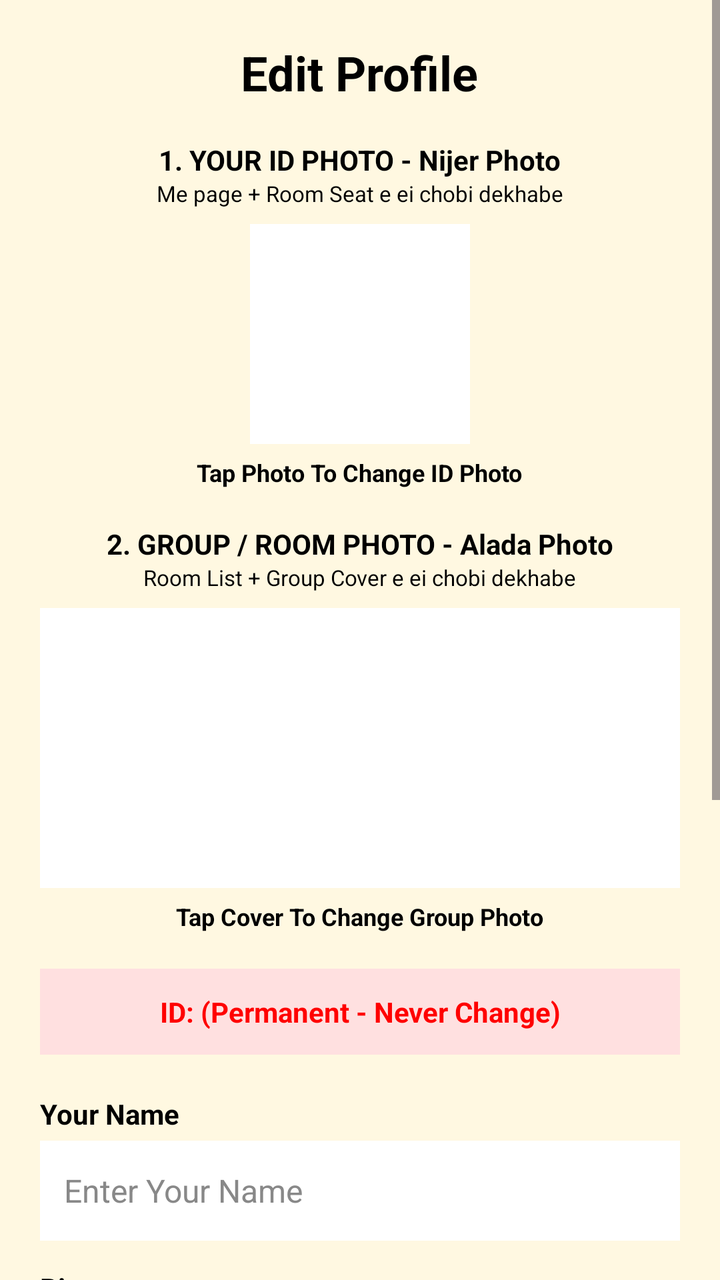
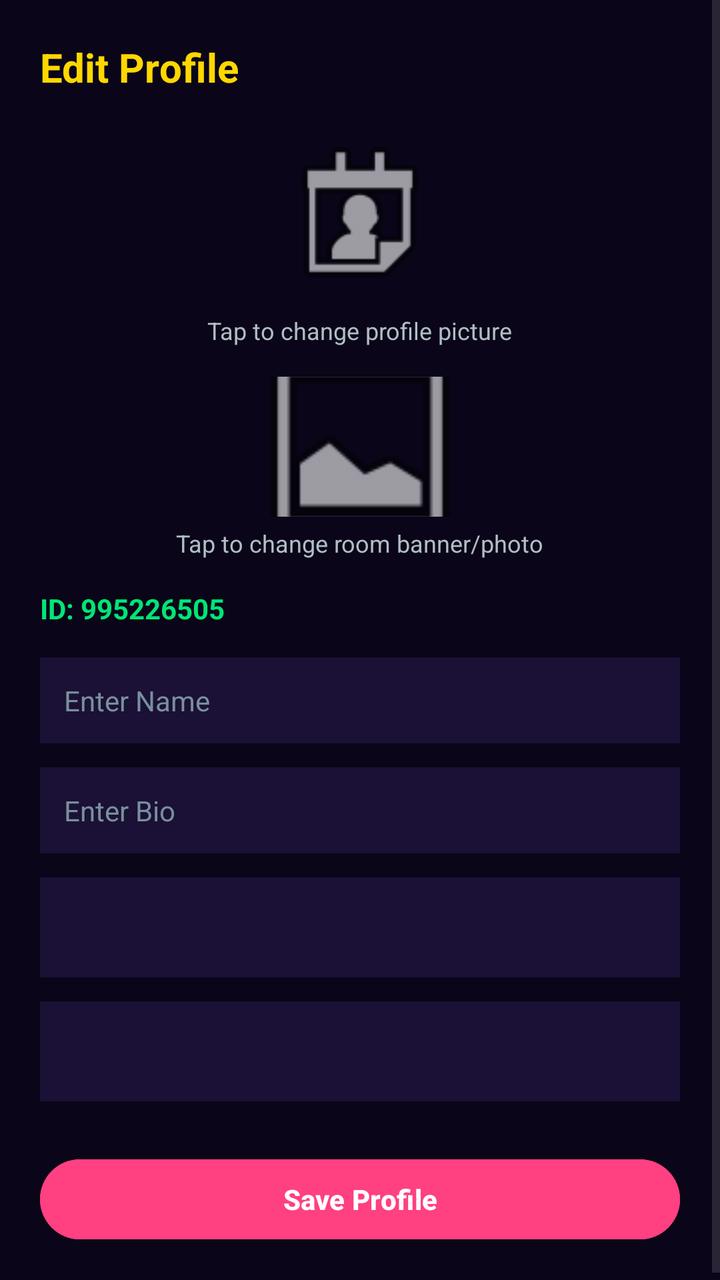

Compare the two renders of this Android layout. The source of the first and the diff that turns it into the second are given below.
<!-- AndroidManifest.xml: activity theme Theme.SRVoiceChat -->
<!-- res/layout/activity_edit_profile.xml -->
<?xml version="1.0" encoding="utf-8"?>
<ScrollView xmlns:android="http://schemas.android.com/apk/res/android"
android:layout_width="match_parent"
android:layout_height="match_parent"
android:background="#FFF8E1"
android:fillViewport="true">
<LinearLayout
android:layout_width="match_parent"
android:layout_height="wrap_content"
android:orientation="vertical"
android:padding="20dp">
<TextView
android:layout_width="wrap_content"
android:layout_height="wrap_content"
android:text="Edit Profile"
android:textSize="24sp"
android:textStyle="bold"
android:textColor="#000000"
android:layout_gravity="center"
android:layout_marginBottom="18dp" />
<TextView
android:layout_width="wrap_content"
android:layout_height="wrap_content"
android:text="1. YOUR ID PHOTO - Nijer Photo"
android:textSize="14sp"
android:textStyle="bold"
android:textColor="#000000"
android:layout_gravity="center" />
<TextView
android:layout_width="wrap_content"
android:layout_height="wrap_content"
android:text="Me page + Room Seat e ei chobi dekhabe"
android:textSize="11sp"
android:textColor="#000000"
android:layout_gravity="center"
android:layout_marginBottom="8dp" />
<ImageView
android:id="@+id/imgEditAvatar"
android:layout_width="110dp"
android:layout_height="110dp"
android:src="@android:drawable/sym_def_app_icon"
android:background="#FFFFFF"
android:layout_gravity="center" />
<TextView
android:layout_width="wrap_content"
android:layout_height="wrap_content"
android:text="Tap Photo To Change ID Photo"
android:textSize="12sp"
android:textStyle="bold"
android:textColor="#000000"
android:layout_gravity="center"
android:layout_marginTop="6dp"
android:layout_marginBottom="18dp" />
<TextView
android:layout_width="wrap_content"
android:layout_height="wrap_content"
android:text="2. GROUP / ROOM PHOTO - Alada Photo"
android:textSize="14sp"
android:textStyle="bold"
android:textColor="#000000"
android:layout_gravity="center" />
<TextView
android:layout_width="wrap_content"
android:layout_height="wrap_content"
android:text="Room List + Group Cover e ei chobi dekhabe"
android:textSize="11sp"
android:textColor="#000000"
android:layout_gravity="center"
android:layout_marginBottom="8dp" />
<ImageView
android:id="@+id/imgRoomPhoto"
android:layout_width="match_parent"
android:layout_height="140dp"
android:src="@android:drawable/sym_def_app_icon"
android:background="#FFFFFF"
android:scaleType="centerCrop" />
<TextView
android:layout_width="wrap_content"
android:layout_height="wrap_content"
android:text="Tap Cover To Change Group Photo"
android:textSize="12sp"
android:textStyle="bold"
android:textColor="#000000"
android:layout_gravity="center"
android:layout_marginTop="6dp"
android:layout_marginBottom="18dp" />
<TextView
android:id="@+id/txtShowId"
android:layout_width="match_parent"
android:layout_height="wrap_content"
android:text="ID: (Permanent - Never Change)"
android:textSize="14sp"
android:textStyle="bold"
android:textColor="#FF0000"
android:background="#FFE0E0"
android:padding="12dp"
android:gravity="center"
android:layout_marginBottom="20dp" />
<TextView
android:layout_width="wrap_content"
android:layout_height="wrap_content"
android:text="Your Name"
android:textSize="14sp"
android:textStyle="bold"
android:textColor="#000000" />
<EditText
android:id="@+id/edtName"
android:layout_width="match_parent"
android:layout_height="50dp"
android:hint="Enter Your Name"
android:textColor="#000000"
android:textColorHint="#888888"
android:textSize="16sp"
android:background="#FFFFFF"
android:padding="12dp"
android:layout_marginTop="4dp"
android:layout_marginBottom="14dp" />
<TextView
android:layout_width="wrap_content"
android:layout_height="wrap_content"
android:text="Bio"
android:textSize="14sp"
android:textStyle="bold"
android:textColor="#000000" />
<EditText
android:id="@+id/edtBio"
android:layout_width="match_parent"
android:layout_height="60dp"
android:hint="Ex: I love music and friends"
android:textColor="#000000"
android:textColorHint="#888888"
android:textSize="16sp"
android:background="#FFFFFF"
android:padding="12dp"
android:layout_marginTop="4dp"
android:layout_marginBottom="14dp" />
<TextView
android:layout_width="wrap_content"
android:layout_height="wrap_content"
android:text="Country / Location"
android:textSize="14sp"
android:textStyle="bold"
android:textColor="#000000" />
<Spinner
android:id="@+id/spinnerCountry"
android:layout_width="match_parent"
android:layout_height="50dp"
android:background="#FFFFFF"
android:layout_marginTop="4dp"
android:layout_marginBottom="14dp" />
<TextView
android:layout_width="wrap_content"
android:layout_height="wrap_content"
android:text="Gender"
android:textSize="14sp"
android:textStyle="bold"
android:textColor="#000000" />
<Spinner
android:id="@+id/spinnerGender"
android:layout_width="match_parent"
android:layout_height="50dp"
android:background="#FFFFFF"
android:layout_marginTop="4dp"
android:layout_marginBottom="20dp" />
<Button
android:id="@+id/btnSaveProfile"
android:layout_width="match_parent"
android:layout_height="55dp"
android:text="Save Profile - 1 Bar e Hobe"
android:textColor="#FFFFFF"
android:background="#FF4081"
android:textStyle="bold"
android:textSize="16sp" />
<TextView
android:layout_width="wrap_content"
android:layout_height="wrap_content"
android:text="Note: ID, Coins, Dollars never change. ID Photo ar Group Photo alada alada thakbe."
android:textSize="11sp"
android:textColor="#000000"
android:layout_gravity="center"
android:layout_marginTop="10dp" />
</LinearLayout>
</ScrollView>
<!-- resources referenced by this layout -->
<resources>
  <style name="Theme.SRVoiceChat" parent="Theme.Material3.DayNight.NoActionBar">
          <item name="colorPrimary">#FF4081</item>
          <item name="android:statusBarColor">#FF4081</item>
          <item name="android:windowLightStatusBar">true</item>
      </style>
</resources>

<!-- the commit's change to res/layout/activity_edit_profile.xml (unified diff, before → after) -->
@@ -1,183 +1,135 @@
 <?xml version="1.0" encoding="utf-8"?>
 <ScrollView xmlns:android="http://schemas.android.com/apk/res/android"
-android:layout_width="match_parent"
-android:layout_height="match_parent"
-android:background="#FFF8E1"
-android:fillViewport="true">
-<LinearLayout
-android:layout_width="match_parent"
-android:layout_height="wrap_content"
-android:orientation="vertical"
-android:padding="20dp">
-<TextView
-android:layout_width="wrap_content"
-android:layout_height="wrap_content"
-android:text="Edit Profile"
-android:textSize="24sp"
-android:textStyle="bold"
-android:textColor="#000000"
-android:layout_gravity="center"
-android:layout_marginBottom="18dp" />
-<TextView
-android:layout_width="wrap_content"
-android:layout_height="wrap_content"
-android:text="1. YOUR ID PHOTO - Nijer Photo"
-android:textSize="14sp"
-android:textStyle="bold"
-android:textColor="#000000"
-android:layout_gravity="center" />
-<TextView
-android:layout_width="wrap_content"
-android:layout_height="wrap_content"
-android:text="Me page + Room Seat e ei chobi dekhabe"
-android:textSize="11sp"
-android:textColor="#000000"
-android:layout_gravity="center"
-android:layout_marginBottom="8dp" />
-<ImageView
-android:id="@+id/imgEditAvatar"
-android:layout_width="110dp"
-android:layout_height="110dp"
-android:src="@android:drawable/sym_def_app_icon"
-android:background="#FFFFFF"
-android:layout_gravity="center" />
-<TextView
-android:layout_width="wrap_content"
-android:layout_height="wrap_content"
-android:text="Tap Photo To Change ID Photo"
-android:textSize="12sp"
-android:textStyle="bold"
-android:textColor="#000000"
-android:layout_gravity="center"
-android:layout_marginTop="6dp"
-android:layout_marginBottom="18dp" />
-<TextView
-android:layout_width="wrap_content"
-android:layout_height="wrap_content"
-android:text="2. GROUP / ROOM PHOTO - Alada Photo"
-android:textSize="14sp"
-android:textStyle="bold"
-android:textColor="#000000"
-android:layout_gravity="center" />
-<TextView
-android:layout_width="wrap_content"
-android:layout_height="wrap_content"
-android:text="Room List + Group Cover e ei chobi dekhabe"
-android:textSize="11sp"
-android:textColor="#000000"
-android:layout_gravity="center"
-android:layout_marginBottom="8dp" />
-<ImageView
-android:id="@+id/imgRoomPhoto"
-android:layout_width="match_parent"
-android:layout_height="140dp"
-android:src="@android:drawable/sym_def_app_icon"
-android:background="#FFFFFF"
-android:scaleType="centerCrop" />
-<TextView
-android:layout_width="wrap_content"
-android:layout_height="wrap_content"
-android:text="Tap Cover To Change Group Photo"
-android:textSize="12sp"
-android:textStyle="bold"
-android:textColor="#000000"
-android:layout_gravity="center"
-android:layout_marginTop="6dp"
-android:layout_marginBottom="18dp" />
-<TextView
-android:id="@+id/txtShowId"
-android:layout_width="match_parent"
-android:layout_height="wrap_content"
-android:text="ID: (Permanent - Never Change)"
-android:textSize="14sp"
-android:textStyle="bold"
-android:textColor="#FF0000"
-android:background="#FFE0E0"
-android:padding="12dp"
-android:gravity="center"
-android:layout_marginBottom="20dp" />
-<TextView
-android:layout_width="wrap_content"
-android:layout_height="wrap_content"
-android:text="Your Name"
-android:textSize="14sp"
-android:textStyle="bold"
-android:textColor="#000000" />
-<EditText
-android:id="@+id/edtName"
-android:layout_width="match_parent"
-android:layout_height="50dp"
-android:hint="Enter Your Name"
-android:textColor="#000000"
-android:textColorHint="#888888"
-android:textSize="16sp"
-android:background="#FFFFFF"
-android:padding="12dp"
-android:layout_marginTop="4dp"
-android:layout_marginBottom="14dp" />
-<TextView
-android:layout_width="wrap_content"
-android:layout_height="wrap_content"
-android:text="Bio"
-android:textSize="14sp"
-android:textStyle="bold"
-android:textColor="#000000" />
-<EditText
-android:id="@+id/edtBio"
-android:layout_width="match_parent"
-android:layout_height="60dp"
-android:hint="Ex: I love music and friends"
-android:textColor="#000000"
-android:textColorHint="#888888"
-android:textSize="16sp"
-android:background="#FFFFFF"
-android:padding="12dp"
-android:layout_marginTop="4dp"
-android:layout_marginBottom="14dp" />
-<TextView
-android:layout_width="wrap_content"
-android:layout_height="wrap_content"
-android:text="Country / Location"
-android:textSize="14sp"
-android:textStyle="bold"
-android:textColor="#000000" />
-<Spinner
-android:id="@+id/spinnerCountry"
-android:layout_width="match_parent"
-android:layout_height="50dp"
-android:background="#FFFFFF"
-android:layout_marginTop="4dp"
-android:layout_marginBottom="14dp" />
-<TextView
-android:layout_width="wrap_content"
-android:layout_height="wrap_content"
-android:text="Gender"
-android:textSize="14sp"
-android:textStyle="bold"
-android:textColor="#000000" />
-<Spinner
-android:id="@+id/spinnerGender"
-android:layout_width="match_parent"
-android:layout_height="50dp"
-android:background="#FFFFFF"
-android:layout_marginTop="4dp"
-android:layout_marginBottom="20dp" />
-<Button
-android:id="@+id/btnSaveProfile"
-android:layout_width="match_parent"
-android:layout_height="55dp"
-android:text="Save Profile - 1 Bar e Hobe"
-android:textColor="#FFFFFF"
-android:background="#FF4081"
-android:textStyle="bold"
-android:textSize="16sp" />
-<TextView
-android:layout_width="wrap_content"
-android:layout_height="wrap_content"
-android:text="Note: ID, Coins, Dollars never change. ID Photo ar Group Photo alada alada thakbe."
-android:textSize="11sp"
-android:textColor="#000000"
-android:layout_gravity="center"
-android:layout_marginTop="10dp" />
-</LinearLayout>
+    android:layout_width="match_parent"
+    android:layout_height="match_parent"
+    android:background="#0A0518"
+    android:fillViewport="true">
+
+    <LinearLayout
+        android:layout_width="match_parent"
+        android:layout_height="wrap_content"
+        android:orientation="vertical"
+        android:padding="20dp">
+
+        <TextView
+            android:layout_width="wrap_content"
+            android:layout_height="wrap_content"
+            android:paddingBottom="15dp"
+            android:text="Edit Profile"
+            android:textColor="#FFD700"
+            android:textSize="20sp"
+            android:textStyle="bold" />
+
+        
+        <LinearLayout
+            android:layout_width="match_parent"
+            android:layout_height="wrap_content"
+            android:gravity="center"
+            android:orientation="vertical"
+            android:paddingBottom="15dp">
+
+            <ImageView
+                android:id="@+id/imgEditAvatar"
+                android:layout_width="90dp"
+                android:layout_height="90dp"
+                android:scaleType="centerCrop"
+                android:src="@android:drawable/ic_menu_my_calendar" />
+
+            <TextView
+                android:layout_width="wrap_content"
+                android:layout_height="wrap_content"
+                android:paddingTop="5dp"
+                android:text="Tap to change profile picture"
+                android:textColor="#B0BEC5"
+                android:textSize="12sp" />
+        </LinearLayout>
+
+        
+        <LinearLayout
+            android:layout_width="match_parent"
+            android:layout_height="wrap_content"
+            android:gravity="center"
+            android:orientation="vertical"
+            android:paddingBottom="15dp">
+
+            <ImageView
+                android:id="@+id/imgRoomPhoto"
+                android:layout_width="120dp"
+                android:layout_height="70dp"
+                android:scaleType="centerCrop"
+                android:src="@android:drawable/ic_menu_gallery" />
+
+            <TextView
+                android:layout_width="wrap_content"
+                android:layout_height="wrap_content"
+                android:paddingTop="5dp"
+                android:text="Tap to change room banner/photo"
+                android:textColor="#B0BEC5"
+                android:textSize="12sp" />
+        </LinearLayout>
+
+        
+        <TextView
+            android:id="@+id/txtShowId"
+            android:layout_width="match_parent"
+            android:layout_height="wrap_content"
+            android:paddingBottom="15dp"
+            android:text="ID: 995226505"
+            android:textColor="#00E676"
+            android:textSize="14sp"
+            android:textStyle="bold" />
+
+        
+        <EditText
+            android:id="@+id/edtName"
+            android:layout_width="match_parent"
+            android:layout_height="wrap_content"
+            android:background="#1B1035"
+            android:hint="Enter Name"
+            android:padding="12dp"
+            android:textColor="#FFFFFF"
+            android:textColorHint="#78909C"
+            android:textSize="14sp" />
+
+        
+        <EditText
+            android:id="@+id/edtBio"
+            android:layout_width="match_parent"
+            android:layout_height="wrap_content"
+            android:layout_marginTop="12dp"
+            android:background="#1B1035"
+            android:hint="Enter Bio"
+            android:padding="12dp"
+            android:textColor="#FFFFFF"
+            android:textColorHint="#78909C"
+            android:textSize="14sp" />
+
+        
+        <Spinner
+            android:id="@+id/spinnerCountry"
+            android:layout_width="match_parent"
+            android:layout_height="50dp"
+            android:layout_marginTop="12dp"
+            android:background="#1B1035" />
+
+        
+        <Spinner
+            android:id="@+id/spinnerGender"
+            android:layout_width="match_parent"
+            android:layout_height="50dp"
+            android:layout_marginTop="12dp"
+            android:background="#1B1035" />
+
+        
+        <Button
+            android:id="@+id/btnSaveProfile"
+            android:layout_width="match_parent"
+            android:layout_height="wrap_content"
+            android:layout_marginTop="25dp"
+            android:backgroundTint="#FF4081"
+            android:text="Save Profile"
+            android:textColor="#FFFFFF"
+            android:textStyle="bold" />
+
+    </LinearLayout>
 </ScrollView>
